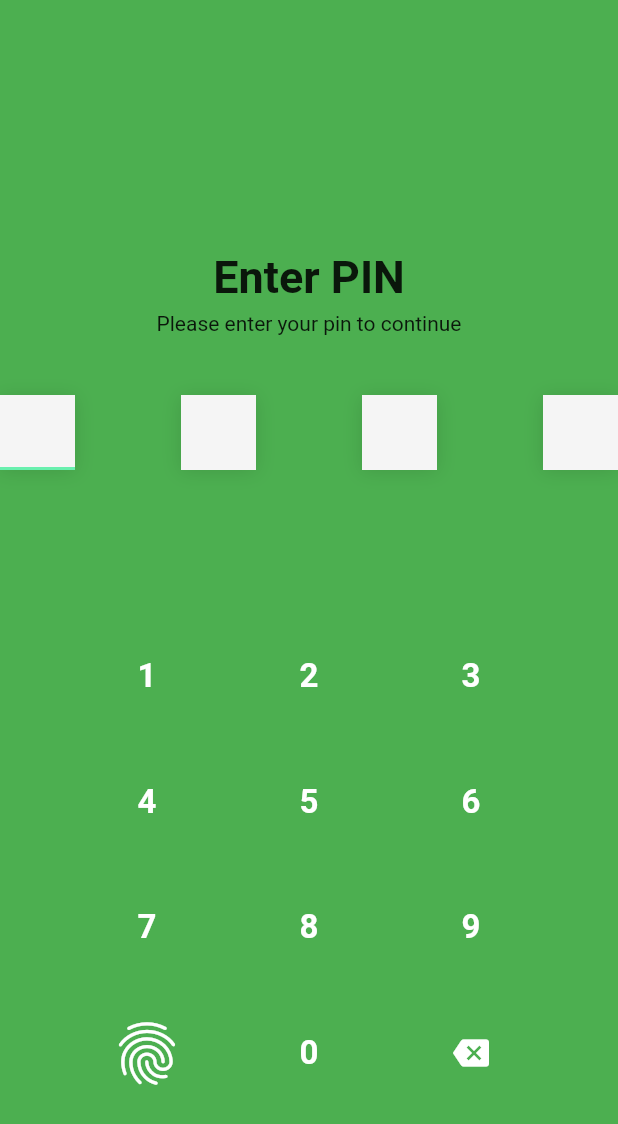
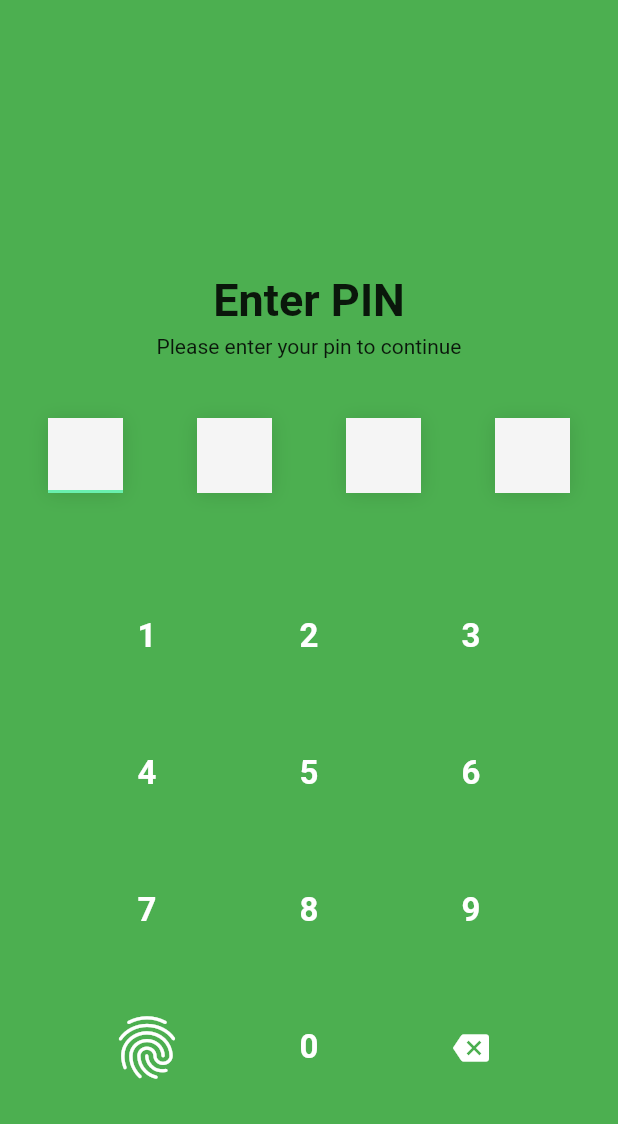
Before and after one commit to Mastersam07/custom_pin_screen, a Flutter app: the PinAuthentication screen opened directly, on a phone screen of 412 x 824 dp. Shown: the top 1124 px of the screen. Run offline on Flutter 3.47's test engine with Material 2 defaults, Android fonts, the phone set to English and light mode, and no system bars; drawn by our look-alikes of pin_code_fields.

```diff
--- a/lib/src/pin_authentication.dart
+++ b/lib/src/pin_authentication.dart
@@ -218,7 +218,9 @@ class _PinAuthenticationState extends State<PinAuthentication> {
           const SizedBox(
             height: 40,
           ),
-          PinCodeTextField(
+          Padding(
+            padding: const EdgeInsets.only(left: 32, right: 32, bottom: 34),
+            child: PinCodeTextField(
               appContext: context,
               pastedTextStyle: const TextStyle(
                 color: Colors.blue,
@@ -274,9 +276,8 @@ class _PinAuthenticationState extends State<PinAuthentication> {
                 return true;
               },
             ),
-          const SizedBox(
-            height: 80,
           ),
+
           Expanded(
             flex: 2,
             child: Container(
```
Also changed, not shown: 1 other file. Lines whose indentation alone changed are shown as unchanged.
